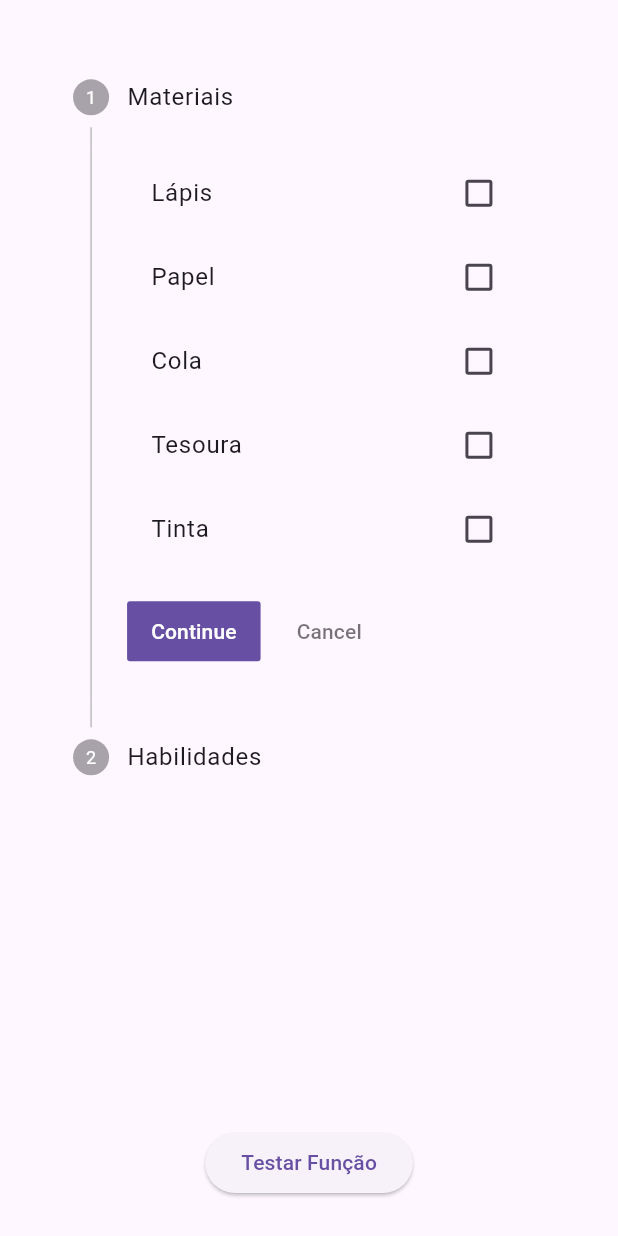
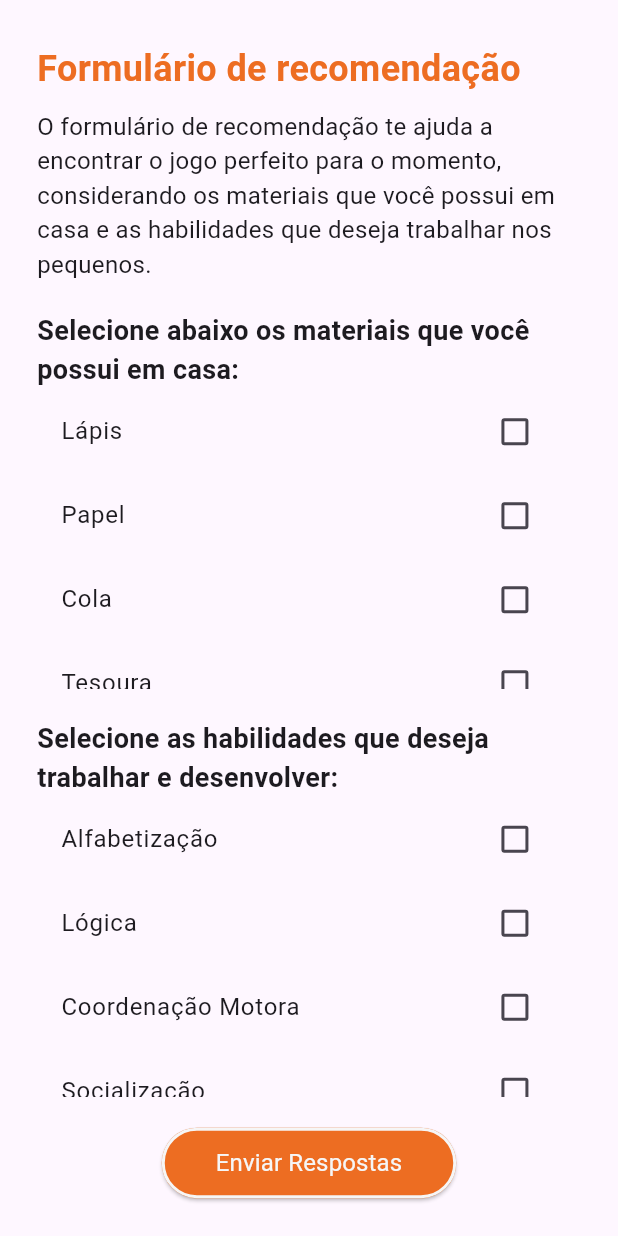
Before and after one commit to SAMES-SQUAD/sam_maker, a Flutter app: the FormScreen screen opened directly, on a phone screen of 412 x 824 dp. Run offline on Flutter 3.47's test engine with Material 3 defaults, Android fonts, the phone set to English and light mode, and no system bars; our stand-ins replace cloud_firestore, easy_search_bar, firebase_auth, firebase_core; accounts and stored records are empty; generated files the repository leaves out were written again.

Commit message:
Criando formulário com opções estáticas

```diff
--- a/lib/screens/form_screen.dart
+++ b/lib/screens/form_screen.dart
@@ -4,32 +4,36 @@ import 'package:sam_maker/services/database_service.dart';
 import 'package:sam_maker/utils/colors.dart';
 
 class FormScreen extends StatefulWidget {
-  const FormScreen({super.key});
+  const FormScreen({Key? key}) : super(key: key);
 
   @override
   State<FormScreen> createState() => _FormScreenState();
 }
 
 class _FormScreenState extends State<FormScreen> {
-  int _index = 0;
-
-  // Listas para armazenar os materiais e áreas selecionados pelo usuário
+  // Lista para armazenar os materiais selecionados pelo usuário
   List<String> selectedMaterials = [];
   List<String> selectedAreas = [];
 
   // Listas de opções de materiais e áreas
   final List<String> materials = ['Lápis', 'Papel', 'Cola', 'Tesoura', 'Tinta'];
-  final List<String> areas = ['Alfabetização', 'Lógica', 'Coordenação Motora', 'Socialização', 'Raciocínio'];
+  final List<String> areas = [
+    'Alfabetização',
+    'Lógica',
+    'Coordenação Motora',
+    'Socialização',
+    'Raciocínio'
+  ];
 
   @override
   Widget build(BuildContext context) {
     double screenWidth = MediaQuery.of(context).size.width;
-
     return Scaffold(
       appBar: AppBar(
         toolbarHeight: screenWidth * 0.01,
         systemOverlayStyle: SystemUiOverlayStyle(
           statusBarColor: AppColors.primaryColor,
+          systemNavigationBarColor: AppColors.primaryColor,
         ),
         automaticallyImplyLeading: false,
       ),
@@ -37,34 +41,31 @@ class _FormScreenState extends State<FormScreen> {
         child: Padding(
           padding: EdgeInsets.all(screenWidth * 0.06),
           child: Column(
+            crossAxisAlignment: CrossAxisAlignment.start,
             children: [
+              Text(
+                'Formulário de recomendação',
+                style: TextStyle(
+                  fontSize: 24.0,
+                  fontWeight: FontWeight.w700,
+                  color: AppColors.primaryColor,
+                ),
+              ),
+              SizedBox(height: 10.0),
+              Text(
+                'O formulário de recomendação te ajuda a encontrar o jogo perfeito para o momento, considerando os materiais que você possui em casa e as habilidades que deseja trabalhar nos pequenos.',
+                style: TextStyle(fontSize: 16.0),
+              ),
+              SizedBox(height: 20.0),
+              Text(
+                'Selecione abaixo os materiais que você possui em casa:',
+                style: TextStyle(fontSize: 18.0, fontWeight: FontWeight.bold),
+              ),
               Expanded(
-                child: Stepper(
-                  currentStep: _index,
-                  onStepCancel: () {
-                    if (_index > 0) {
-                      setState(() {
-                        _index -= 1;
-                      });
-                    }
-                  },
-                  onStepContinue: () {
-                    if (_index < 1) {
-                      setState(() {
-                        _index += 1;
-                      });
-                    }
-                  },
-                  onStepTapped: (int index) {
-                    setState(() {
-                      _index = index;
-                    });
-                  },
-                  steps: <Step>[
-                    Step(
-                      title: const Text('Materiais'),
-                      content: Column(
-                        children: materials.map((material) {
+                child: ListView.builder(
+                  itemCount: materials.length,
+                  itemBuilder: (context, index) {
+                    final material = materials[index];
                     return CheckboxListTile(
                       title: Text(material),
                       value: selectedMaterials.contains(material),
@@ -78,13 +79,19 @@ class _FormScreenState extends State<FormScreen> {
                         });
                       },
                     );
-                        }).toList(),
+                  },
                 ),
               ),
-                    Step(
-                      title: const Text('Habilidades'),
-                      content: Column(
-                        children: areas.map((area) {
+              SizedBox(height: 20.0),
+              Text(
+                'Selecione as habilidades que deseja trabalhar e desenvolver:',
+                style: TextStyle(fontSize: 18.0, fontWeight: FontWeight.bold),
+              ),
+              Expanded(
+                child: ListView.builder(
+                  itemCount: areas.length,
+                  itemBuilder: (context, index) {
+                    final area = areas[index];
                     return CheckboxListTile(
                       title: Text(area),
                       value: selectedAreas.contains(area),
@@ -98,22 +105,42 @@ class _FormScreenState extends State<FormScreen> {
                         });
                       },
                     );
-                        }).toList(),
+                  },
                 ),
               ),
-                  ],
+              SizedBox(height: 20.0),
+              // Centralizando o botão na horizontal
+              Align(
+                alignment: Alignment.center,
+                child: ElevatedButton(
+                  style: ButtonStyle(
+                    backgroundColor: MaterialStateProperty.all(AppColors.primaryColor),
+                    side: MaterialStateProperty.all(BorderSide(color: AppColors.secondaryColor, width: 2)),
+                    shape: MaterialStateProperty.all(RoundedRectangleBorder(borderRadius: BorderRadius.circular(30))),
+                  ),
+                  onPressed: () async {
+                    List<String> preferences = [...selectedMaterials, ...selectedAreas];
+
+                    var result = await jogoRecomendado(preferences);
+                    print(result);
+
+                    ScaffoldMessenger.of(context).showSnackBar(SnackBar(
+                      content: Text('Respostas enviadas com sucesso'),
+                      backgroundColor: Colors.green,
+                    ));
+                  },
+                  child: Padding(
+                    padding: EdgeInsets.all(12.0),
+                    child: Text(
+                      "Enviar Respostas",
+                      style: TextStyle(
+                        fontSize: 16.0,
+                        fontWeight: FontWeight.normal,
+                        color: AppColors.secondaryColor,
                       ),
                     ),
-              ElevatedButton(
-                onPressed: () async {
-                  // Combine as seleções de materiais e áreas em um único array
-                  List<String> preferencia = [...selectedMaterials, ...selectedAreas];
-
-                  // Chame a função jogoRecomendado com as preferências do usuário
-                  var resultado = await jogoRecomendado(preferencia);
-                  print(resultado); // Imprime o resultado no console para verificação
-                },
-                child: const Text('Testar Função'),
+                  ),
+                ),
               ),
             ],
           ),
--- a/lib/screens/home_screen.dart
+++ b/lib/screens/home_screen.dart
@@ -92,7 +92,7 @@ class _HomeScreenState extends State<HomeScreen> {
                                     "Olá, ${snapshot.data['name']}!",
                                     style: TextStyle(
                                       fontSize: 24.0,
-                                      fontWeight: FontWeight.bold,
+                                      fontWeight: FontWeight.w500,
                                       color: AppColors.primaryColor,
                                     ),
                                   ),
@@ -121,7 +121,7 @@ class _HomeScreenState extends State<HomeScreen> {
                                   "Jogos recomendados",
                                   style: TextStyle(
                                     fontSize: 24.0,
-                                    fontWeight: FontWeight.bold,
+                                    fontWeight: FontWeight.w500,
                                     color: AppColors.primaryColor,
                                   ),
                                 ),
--- a/lib/screens/menu_screen.dart
+++ b/lib/screens/menu_screen.dart
@@ -36,6 +36,7 @@ class _MenuScreenState extends State<MenuScreen> {
         valueListenable: _pageIndexNotifier,
         builder: (context, currentIndex, child) {
           return NavigationBar(
+            backgroundColor: AppColors.secondaryColor,
             onDestinationSelected: (int index) {
               _pageIndexNotifier.value = index;
             },
```
Lines whose indentation alone changed are shown as unchanged.
